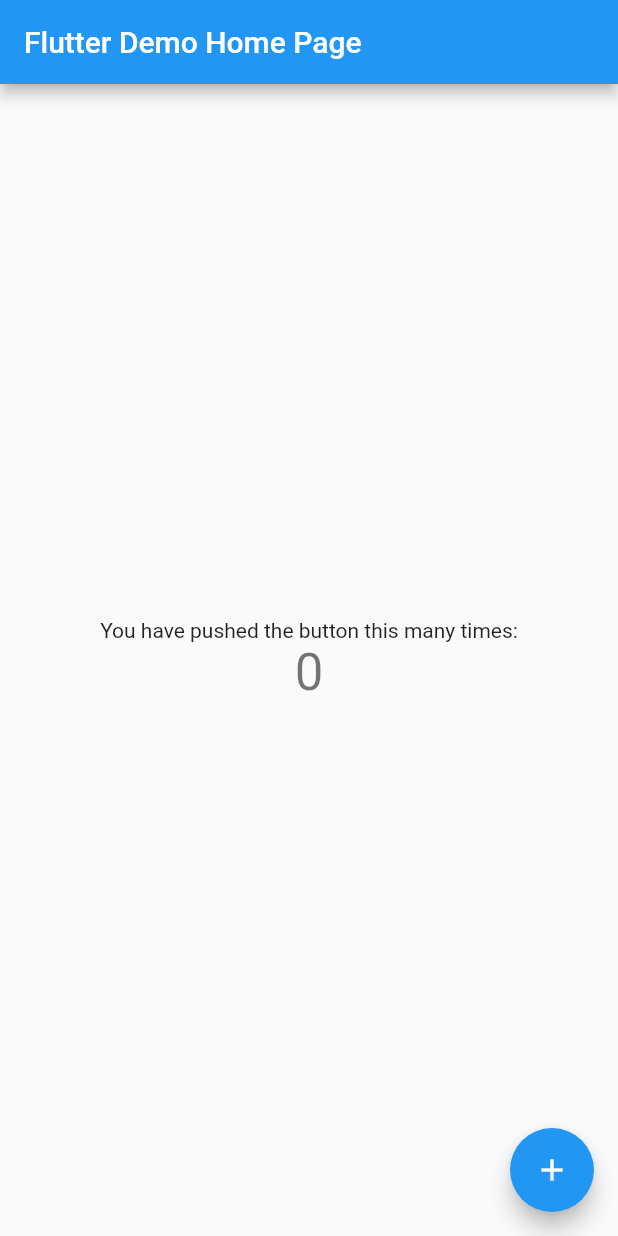
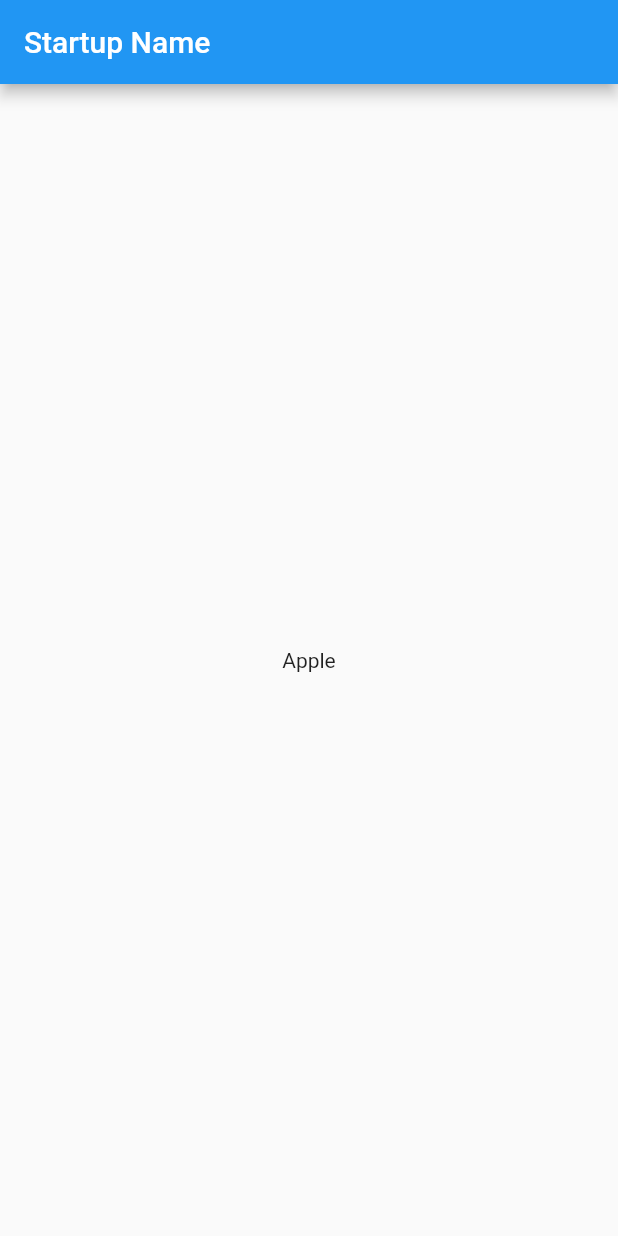
Before and after one commit to LeSangDeveloper/Startup-Name-Generator, a Flutter app: the screen it shows after launch, on a phone screen of 412 x 824 dp. Run offline on Flutter 3.47's test engine with Material 2 defaults, Android fonts, the phone set to English and light mode, and no system bars.

Commit message:
init main screen

```diff
--- a/lib/main.dart
+++ b/lib/main.dart
@@ -1,115 +1,25 @@
 import 'package:flutter/material.dart';
 
+
 void main() {
-  runApp(const MyApp());
+  runApp(const MainApp());
 }
 
-class MyApp extends StatelessWidget {
-  const MyApp({super.key});
+class MainApp extends StatelessWidget {
+  const MainApp({super.key});
 
-  // This widget is the root of your application.
   @override
-  Widget build(BuildContext context) {
+  Widget build(BuildContext ctx) {
     return MaterialApp(
-      title: 'Flutter Demo',
-      theme: ThemeData(
-        // This is the theme of your application.
-        //
-        // Try running your application with "flutter run". You'll see the
-        // application has a blue toolbar. Then, without quitting the app, try
-        // changing the primarySwatch below to Colors.green and then invoke
-        // "hot reload" (press "r" in the console where you ran "flutter run",
-        // or simply save your changes to "hot reload" in a Flutter IDE).
-        // Notice that the counter didn't reset back to zero; the application
-        // is not restarted.
-        primarySwatch: Colors.blue,
+      title: "Startup Name Generator",
+      home: Scaffold(
+        appBar: AppBar(
+          title: const Text("Startup Name")
+        ),
+        body: const Center(
+          child: Text("Apple")
+        )
       ),
-      home: const MyHomePage(title: 'Flutter Demo Home Page'),
     );
   }
 }
-
-class MyHomePage extends StatefulWidget {
-  const MyHomePage({super.key, required this.title});
-
-  // This widget is the home page of your application. It is stateful, meaning
-  // that it has a State object (defined below) that contains fields that affect
-  // how it looks.
-
-  // This class is the configuration for the state. It holds the values (in this
-  // case the title) provided by the parent (in this case the App widget) and
-  // used by the build method of the State. Fields in a Widget subclass are
-  // always marked "final".
-
-  final String title;
-
-  @override
-  State<MyHomePage> createState() => _MyHomePageState();
-}
-
-class _MyHomePageState extends State<MyHomePage> {
-  int _counter = 0;
-
-  void _incrementCounter() {
-    setState(() {
-      // This call to setState tells the Flutter framework that something has
-      // changed in this State, which causes it to rerun the build method below
-      // so that the display can reflect the updated values. If we changed
-      // _counter without calling setState(), then the build method would not be
-      // called again, and so nothing would appear to happen.
-      _counter++;
-    });
-  }
-
-  @override
-  Widget build(BuildContext context) {
-    // This method is rerun every time setState is called, for instance as done
-    // by the _incrementCounter method above.
-    //
-    // The Flutter framework has been optimized to make rerunning build methods
-    // fast, so that you can just rebuild anything that needs updating rather
-    // than having to individually change instances of widgets.
-    return Scaffold(
-      appBar: AppBar(
-        // Here we take the value from the MyHomePage object that was created by
-        // the App.build method, and use it to set our appbar title.
-        title: Text(widget.title),
-      ),
-      body: Center(
-        // Center is a layout widget. It takes a single child and positions it
-        // in the middle of the parent.
-        child: Column(
-          // Column is also a layout widget. It takes a list of children and
-          // arranges them vertically. By default, it sizes itself to fit its
-          // children horizontally, and tries to be as tall as its parent.
-          //
-          // Invoke "debug painting" (press "p" in the console, choose the
-          // "Toggle Debug Paint" action from the Flutter Inspector in Android
-          // Studio, or the "Toggle Debug Paint" command in Visual Studio Code)
-          // to see the wireframe for each widget.
-          //
-          // Column has various properties to control how it sizes itself and
-          // how it positions its children. Here we use mainAxisAlignment to
-          // center the children vertically; the main axis here is the vertical
-          // axis because Columns are vertical (the cross axis would be
-          // horizontal).
-          mainAxisAlignment: MainAxisAlignment.center,
-          children: <Widget>[
-            const Text(
-              'You have pushed the button this many times:',
-            ),
-            Text(
-              '$_counter',
-              style: Theme.of(context).textTheme.headline4,
-            ),
-          ],
-        ),
-      ),
-      floatingActionButton: FloatingActionButton(
-        onPressed: _incrementCounter,
-        tooltip: 'Increment',
-        child: const Icon(Icons.add),
-      ), // This trailing comma makes auto-formatting nicer for build methods.
-    );
-  }
-}
```
